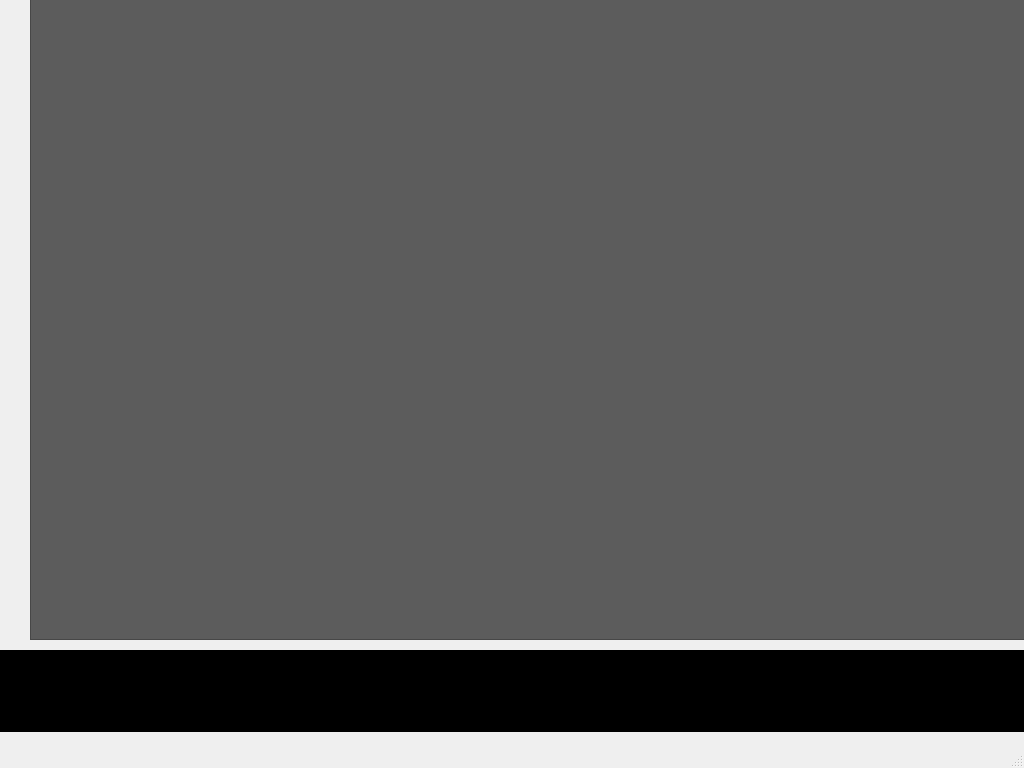
First picture: the form in ui/mainmenu.ui, repository DoMinhTuong/python-app, before the edit.
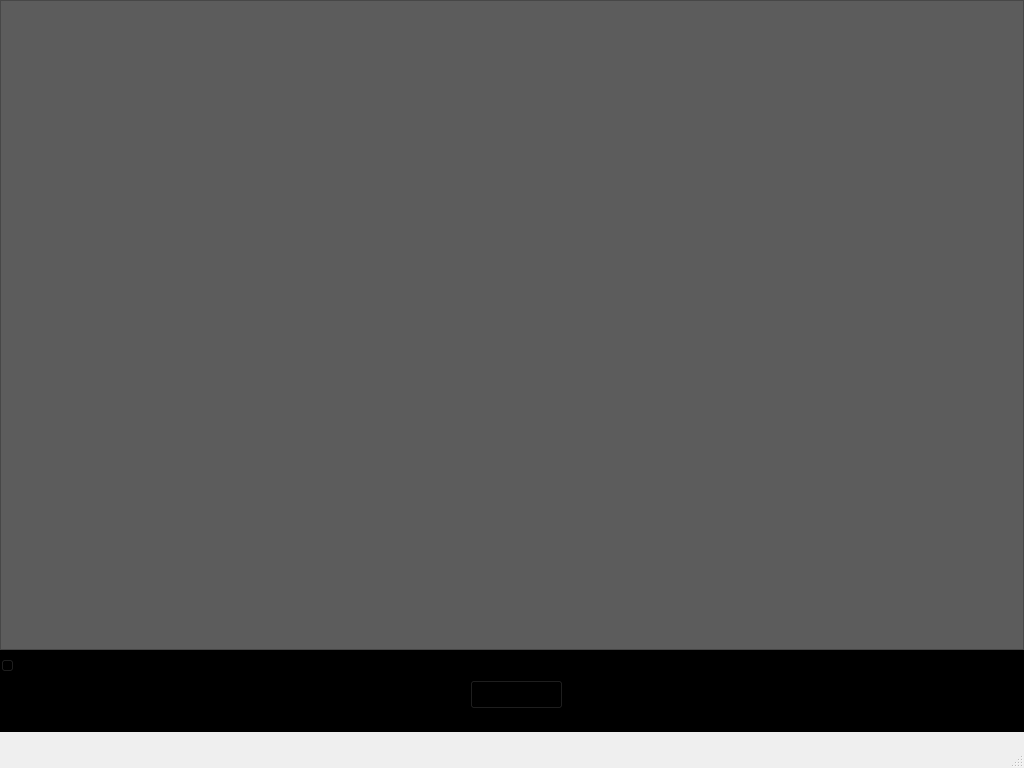
Second picture: the form after the edit. The open tabs and pages were chosen to show the change.

Commit message: main menu

Diff of the .ui file:
```diff
--- a/ui/mainmenu.ui
+++ b/ui/mainmenu.ui
@@ -33,8 +33,8 @@
      <widget class="QFrame" name="frame_2">
       <property name="geometry">
        <rect>
-        <x>30</x>
-        <y>-10</y>
+        <x>0</x>
+        <y>0</y>
         <width>1024</width>
         <height>650</height>
        </rect>
@@ -111,6 +111,32 @@
     <property name="frameShadow">
      <enum>QFrame::Shadow::Raised</enum>
     </property>
+    <widget class="QSlider" name="horizontalSlider">
+     <property name="geometry">
+      <rect>
+       <x>0</x>
+       <y>0</y>
+       <width>1021</width>
+       <height>31</height>
+      </rect>
+     </property>
+     <property name="orientation">
+      <enum>Qt::Orientation::Horizontal</enum>
+     </property>
+    </widget>
+    <widget class="QPushButton" name="pushButton">
+     <property name="geometry">
+      <rect>
+       <x>470</x>
+       <y>30</y>
+       <width>93</width>
+       <height>29</height>
+      </rect>
+     </property>
+     <property name="text">
+      <string/>
+     </property>
+    </widget>
    </widget>
   </widget>
   <widget class="QMenuBar" name="menubar">
```
Left out of the diff: 2 changed lines with no effect on the pictures.
